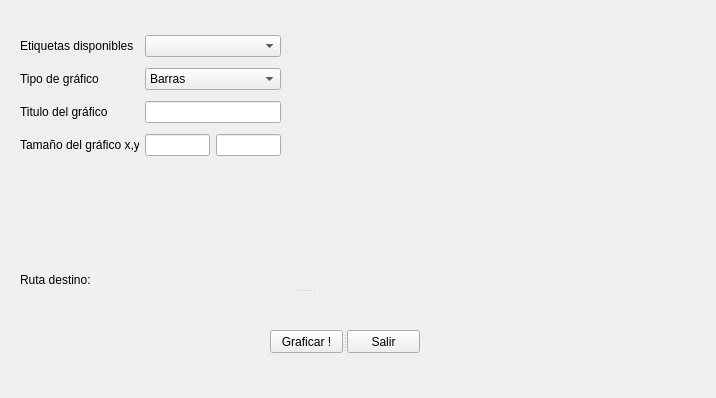
marcelooyaneder/Darwin-Connect, file GUI/StatsPopButton.ui: the form before one commit.
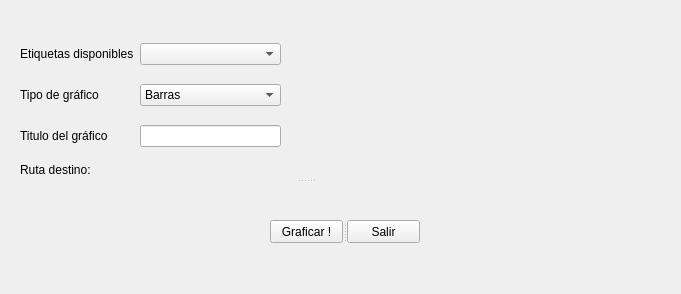
The form after the commit.

Patch:
```diff
--- a/GUI/StatsPopButton.ui
+++ b/GUI/StatsPopButton.ui
@@ -6,8 +6,8 @@
    <rect>
     <x>0</x>
     <y>0</y>
-    <width>716</width>
-    <height>398</height>
+    <width>681</width>
+    <height>294</height>
    </rect>
   </property>
   <property name="windowTitle">
@@ -23,24 +23,20 @@
     </rect>
    </property>
    <layout class="QGridLayout" name="gridLayout">
-    <item row="0" column="0">
-     <widget class="QLabel" name="dwc_label">
+    <item row="2" column="1" colspan="2">
+     <widget class="QLineEdit" name="graph_title_response"/>
+    </item>
+    <item row="2" column="0">
+     <widget class="QLabel" name="graph_title">
       <property name="text">
-       <string>Etiquetas disponibles</string>
+       <string>Titulo del gráfico</string>
       </property>
      </widget>
     </item>
-    <item row="0" column="2" colspan="2">
+    <item row="0" column="1" colspan="2">
      <widget class="QComboBox" name="dwc_label_response"/>
     </item>
-    <item row="1" column="0">
-     <widget class="QLabel" name="graph_kind">
-      <property name="text">
-       <string>Tipo de gráfico</string>
-      </property>
-     </widget>
-    </item>
-    <item row="1" column="2" colspan="2">
+    <item row="1" column="1" colspan="2">
      <widget class="QComboBox" name="graph_kind_response">
       <item>
        <property name="text">
@@ -59,36 +55,27 @@
       </item>
      </widget>
     </item>
-    <item row="2" column="0">
-     <widget class="QLabel" name="graph_title">
+    <item row="1" column="0">
+     <widget class="QLabel" name="graph_kind">
       <property name="text">
-       <string>Titulo del gráfico</string>
+       <string>Tipo de gráfico</string>
       </property>
      </widget>
     </item>
-    <item row="3" column="0" colspan="2">
-     <widget class="QLabel" name="graph_size">
+    <item row="0" column="0">
+     <widget class="QLabel" name="dwc_label">
       <property name="text">
-       <string>Tamaño del gráfico x,y</string>
+       <string>Etiquetas disponibles</string>
       </property>
      </widget>
     </item>
-    <item row="3" column="2">
-     <widget class="QLineEdit" name="graph_size_response_x"/>
-    </item>
-    <item row="3" column="3">
-     <widget class="QLineEdit" name="graph_size_response_y"/>
-    </item>
-    <item row="2" column="2" colspan="2">
-     <widget class="QLineEdit" name="graph_title_response"/>
-    </item>
    </layout>
   </widget>
   <widget class="QSplitter" name="splitter">
    <property name="geometry">
     <rect>
      <x>270</x>
-     <y>330</y>
+     <y>220</y>
      <width>150</width>
      <height>23</height>
     </rect>
@@ -111,7 +98,7 @@
    <property name="geometry">
     <rect>
      <x>20</x>
-     <y>270</y>
+     <y>160</y>
      <width>571</width>
      <height>41</height>
     </rect>
```
